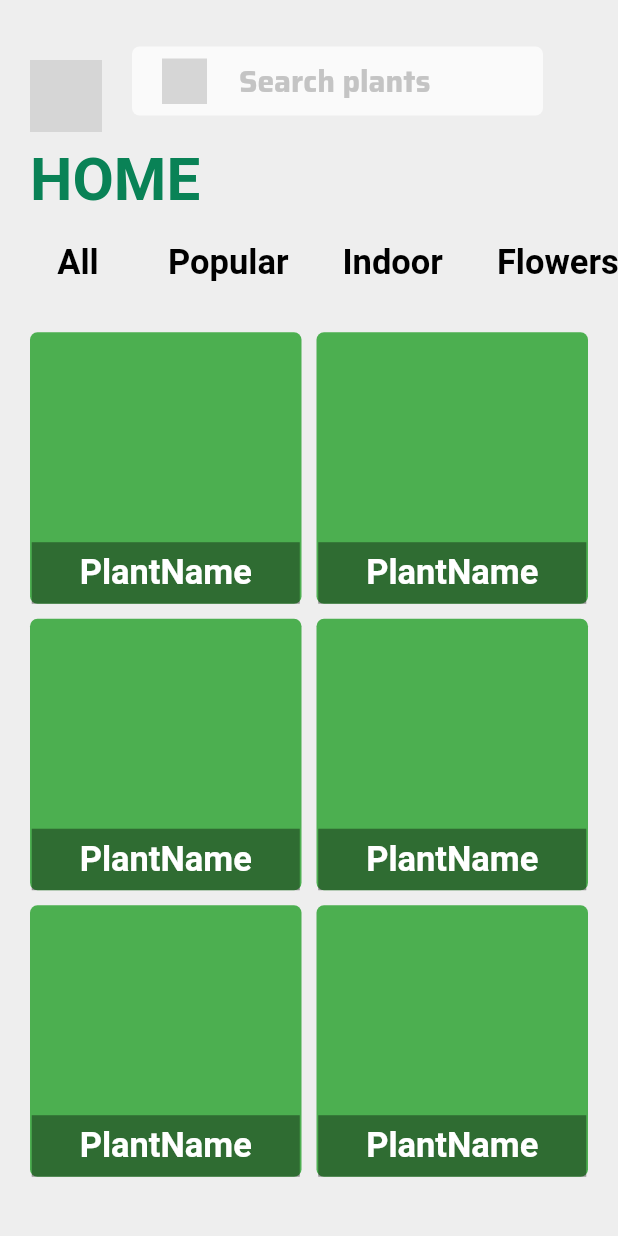
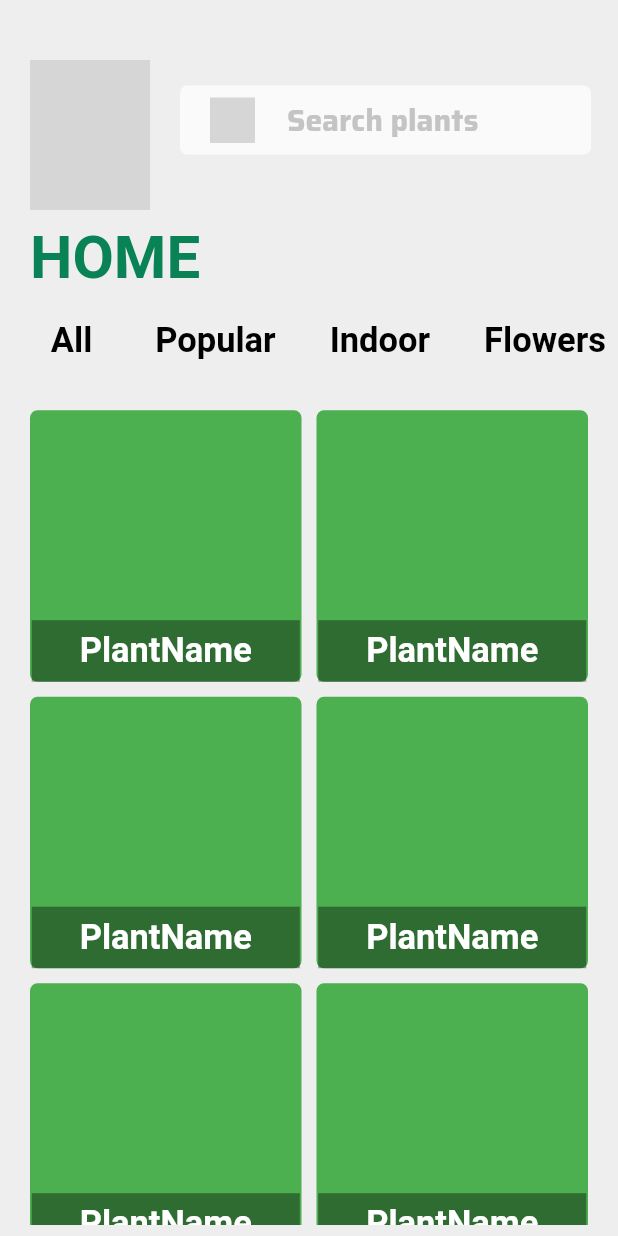
Before and after one commit to taissirboukrouba/Muti-Class-Plant-Classification-Using-ViT, a Flutter app: the HomeScreen screen opened directly, on a phone screen of 412 x 824 dp. Run offline on Flutter 3.47's test engine with Material 2 defaults, Android fonts, the phone set to English and light mode, and no system bars; our stand-ins replace animated_splash_screen, floating_bottom_navigation_bar, flutter_svg, google_fonts, lottie; missing offline and left inert: dart:ffi; project files that could hold a hidden picture were left out; grey boxes are pictures that could not be loaded.

Commit message:
UI-Update

```diff
--- a/lib/Screens/HomeScreen.dart
+++ b/lib/Screens/HomeScreen.dart
@@ -2,6 +2,7 @@ import 'package:floating_bottom_navigation_bar/floating_bottom_navigation_bar.da
 import 'package:flutter/material.dart';
 import 'package:flutter_svg/flutter_svg.dart';
 import 'package:google_fonts/google_fonts.dart';
+import 'package:lottie/lottie.dart';
 
 class HomeScreen extends StatefulWidget {
   const HomeScreen({Key? key}) : super(key: key);
@@ -24,8 +25,12 @@ class _HomeScreenState extends State<HomeScreen> {
               child: Row(
                 children: [
                   Container(
+                    height: 120,
+                    width: 100,
+
+
                     padding: EdgeInsets.only(top: 20, left: 20),
-                    child: SvgPicture.asset('assets/Svg/Logo.svg'),
+                    child: Lottie.asset('assets/Svg/animation.json',fit: BoxFit.fill),
                   ),
                   Container(
                     margin: EdgeInsets.only(left: 20),
@@ -83,6 +88,8 @@ class _HomeScreenState extends State<HomeScreen> {
               child: Container(
                   color: Colors.transparent,
                   height: 70,
+
+
                   margin: EdgeInsets.only(left: 20),
                   width: MediaQuery.of(context).size.width,
                   child: PageView(
@@ -92,7 +99,8 @@ class _HomeScreenState extends State<HomeScreen> {
                         crossAxisAlignment: CrossAxisAlignment.start,
                         children: [
                           /*------------- All --------------------*/
-                          TextButton(
+                          Flexible(
+                            child: TextButton(
                               onPressed: () {},
                               child: Text(
                                 'All',
@@ -100,6 +108,7 @@ class _HomeScreenState extends State<HomeScreen> {
                                     fontSize: 23,
                                     fontWeight: FontWeight.bold,
                                     color: Colors.black),
+                              ),
                             ),
                           ),
                           SizedBox(
--- a/pubspec.yaml
+++ b/pubspec.yaml
@@ -36,6 +36,8 @@ dependencies:
   google_fonts: ^2.3.1
   floating_bottom_navigation_bar: ^1.5.2
   animated_splash_screen: ^1.2.0
+  lottie: ^1.3.0
+
 
 
 
```
Also changed, not shown: assets/Svg/animation.json (added, +1 -0 lines), lib/Screens/Favourites.dart (+9 -4 lines), lib/Screens/PlantIDpage.dart (+14 -5 lines), lib/Screens/TipsPage.dart (+6 -2 lines), lib/Screens/onBoardingScreen.dart (+8 -8 lines), lib/main.dart (+5 -3 lines), assets/Svg/onBoarding-picture.svg (added), pubspec.lock. Lines whose indentation alone changed are shown as unchanged.
